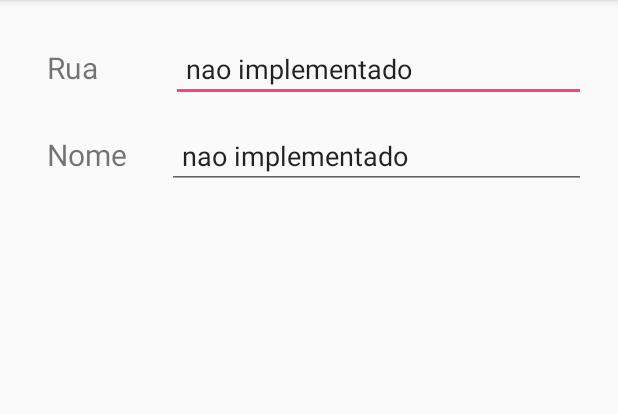
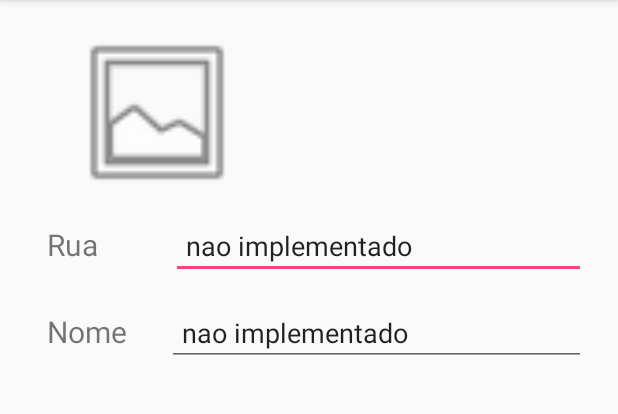
Before and after one commit to vicortez/PdsoftTrab2, an Android app: the UserScreen screen opened directly, with no data from a screen before it, on a phone screen of 412 x 824 dp, the part 84-498 px from its top. Run offline under Robolectric (Android 15) with nearby library versions, the phone set to English and light mode, and no system bars; 6 statements that could not run were skipped.

Commit message:
tentando colocar foto

```diff
--- a/app/src/main/java/cortez/pdsofttrab2/UserScreen.java
+++ b/app/src/main/java/cortez/pdsofttrab2/UserScreen.java
@@ -1,13 +1,57 @@
 package cortez.pdsofttrab2;
 
+import android.graphics.Bitmap;
+import android.graphics.BitmapFactory;
 import android.support.v7.app.AppCompatActivity;
 import android.os.Bundle;
+import android.util.Base64;
+import android.widget.ImageView;
+import android.widget.TextView;
+
+import java.util.LinkedList;
+import java.util.List;
 
 public class UserScreen extends AppCompatActivity {
+
+    DBAdapter db = new DBAdapter(this);
+    User user;
+    ImageView imageView;
+    TextView ruaTextView;
+    String username;
+    List<User> users = new LinkedList<User>();
 
     @Override
     protected void onCreate(Bundle savedInstanceState) {
         super.onCreate(savedInstanceState);
         setContentView(R.layout.activity_user_screen);
+
+        imageView = (ImageView) findViewById(R.id.imageViewShow);
+        ruaTextView = (TextView) findViewById(R.id.ruaEditText);
+
+        //pega o nome de usuario que logou
+        Bundle extra = getIntent().getExtras();
+        username = extra.getString("username");
+
+
+
+        users = db.searchFor("usuario",username,"tabela");
+        user = users.get(0);
+
+        // exemplo para rua pegando o nome de usuario e mostrando(errado, consertar)
+        ruaTextView.setText(user.getUser());
+
+        imageView.setImageBitmap(StringToBitMap(user.getFoto()));
+
+
+    }
+    public Bitmap StringToBitMap(String encodedString){
+        try {
+            byte [] encodeByte=Base64.decode(encodedString, Base64.DEFAULT);
+            Bitmap bitmap= BitmapFactory.decodeByteArray(encodeByte, 0, encodeByte.length);
+            return bitmap;
+        } catch(Exception e) {
+            e.getMessage();
+            return null;
+        }
     }
 }
--- a/app/src/main/res/layout/activity_main.xml
+++ b/app/src/main/res/layout/activity_main.xml
@@ -66,11 +66,12 @@
     </RelativeLayout>
 
     <Button
-        android:text="Button"
+        android:text="entrar"
         android:layout_width="wrap_content"
         android:layout_height="wrap_content"
         android:layout_below="@+id/userField"
         android:layout_centerHorizontal="true"
         android:id="@+id/loginButton"
         android:onClick="onClick"/>
+
 </RelativeLayout>
--- a/app/src/main/res/layout/activity_new_user.xml
+++ b/app/src/main/res/layout/activity_new_user.xml
@@ -85,7 +85,7 @@
                     android:layout_width="wrap_content"
                     android:layout_height="wrap_content"
                     app:srcCompat="@android:drawable/ic_menu_gallery"
-                    android:id="@+id/imageView"
+                    android:id="@+id/imageViewCreate"
                     android:layout_alignParentTop="true"
                     android:layout_alignParentStart="true"
                     android:layout_alignParentBottom="true"
@@ -178,6 +178,7 @@
                 android:layout_width="match_parent"
                 android:layout_height="match_parent"
                 android:id="@+id/listaTextView" />
+
         </LinearLayout>
     </ScrollView>
 
--- a/app/src/main/res/layout/activity_user_screen.xml
+++ b/app/src/main/res/layout/activity_user_screen.xml
@@ -1,5 +1,6 @@
 <?xml version="1.0" encoding="utf-8"?>
 <RelativeLayout xmlns:android="http://schemas.android.com/apk/res/android"
+    xmlns:app="http://schemas.android.com/apk/res-auto"
     xmlns:tools="http://schemas.android.com/tools"
     android:id="@+id/activity_user_screen"
     android:layout_width="match_parent"
@@ -18,6 +19,12 @@
             android:layout_width="match_parent"
             android:layout_height="wrap_content"
             android:orientation="vertical" >
+
+            <ImageView
+                android:layout_width="177dp"
+                android:layout_height="118dp"
+                app:srcCompat="@android:drawable/ic_menu_gallery"
+                android:id="@+id/imageViewShow" />
 
             <LinearLayout
                 android:orientation="horizontal"
```
Also changed, not shown: app/src/main/java/cortez/pdsofttrab2/DBAdapter.java (+15 -1 lines), app/src/main/java/cortez/pdsofttrab2/MainActivity.java (+11 -0 lines), app/src/main/java/cortez/pdsofttrab2/NewUser.java (+15 -1 lines), app/src/main/java/cortez/pdsofttrab2/User.java (+15 -0 lines).
